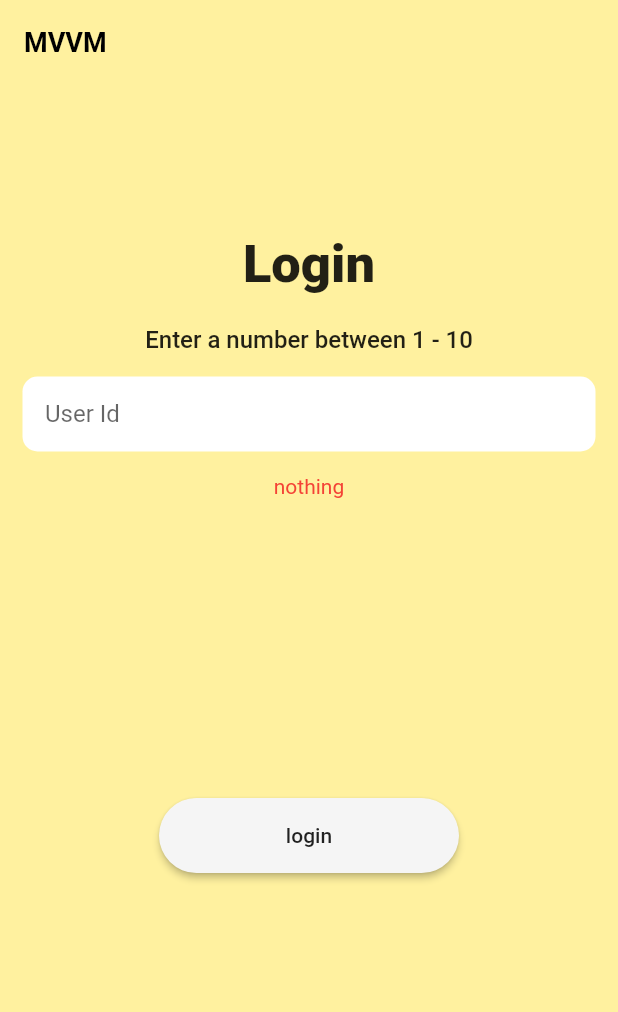
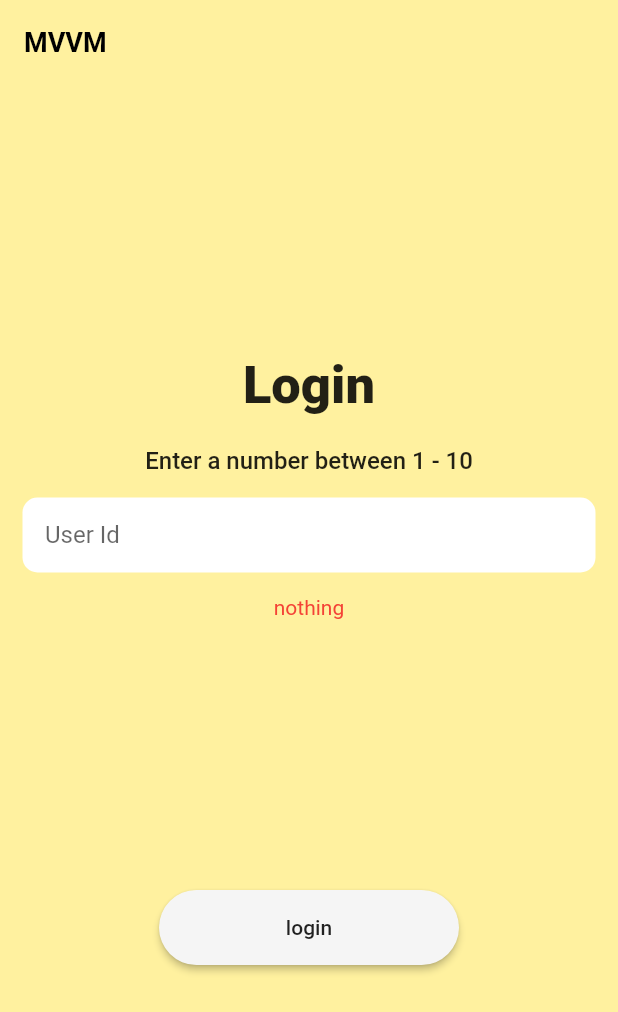
Before and after one commit to shaunhossain/mvvm_provider_architecture, a Flutter app: the screen it shows after launch, on a phone screen of 412 x 824 dp. Shown: the top 1012 px of the screen. Run offline on Flutter 3.47's test engine with Material 2 defaults, Android fonts, the phone set to English and light mode, and no system bars; our stand-ins replace get_it.

```diff
--- a/lib/core/models/user.dart
+++ b/lib/core/models/user.dart
@@ -1,23 +1,125 @@
+import 'dart:convert';
+
+User userFromJson(dynamic str) => User.fromJson(jsonDecode(str));
+
+String userToJson(User data) => json.encode(data.toJson());
+
 class User {
+  User({
+    required this.id,
+    required this.name,
+    required this.username,
+    required this.email,
+    required this.address,
+    required this.phone,
+    required this.website,
+    required this.company,
+  });
+
   final int id;
   final String name;
   final String username;
-  User({ required this.id, required this.name, required this.username});
-
-  User.initial()
-      : id = 0,
-        name = '',
-        username = '';
+  final String email;
+  final Address? address;
+  final String phone;
+  final String website;
+  final Company? company;
 
   factory User.fromJson(Map<String, dynamic> json) => User(
-    id : json['id'],
-    name : json['name'],
-    username : json['username']
+    id: json["id"] == null ? null : json["id"],
+    name: json["name"] == null ? null : json["name"],
+    username: json["username"] == null ? null : json["username"],
+    email: json["email"] == null ? null : json["email"],
+    address: json["address"] == null ? null : Address.fromJson(json["address"]),
+    phone: json["phone"] == null ? null : json["phone"],
+    website: json["website"] == null ? null : json["website"],
+    company: json["company"] == null ? null : Company.fromJson(json["company"]),
   );
 
   Map<String, dynamic> toJson() => {
-    'id': id,
-    'name': name,
-    'username': username
+    "id": id == null ? null : id,
+    "name": name == null ? null : name,
+    "username": username == null ? null : username,
+    "email": email == null ? null : email,
+    "address": address == null ? null : address!.toJson(),
+    "phone": phone == null ? null : phone,
+    "website": website == null ? null : website,
+    "company": company == null ? null : company!.toJson(),
   };
 }
+
+class Address {
+  Address({
+    required this.street,
+    required this.suite,
+    required this.city,
+    required this.zipcode,
+    required this.geo,
+  });
+
+  final String street;
+  final String suite;
+  final String city;
+  final String zipcode;
+  final Geo? geo;
+
+  factory Address.fromJson(Map<String, dynamic> json) => Address(
+    street: json["street"] == null ? null : json["street"],
+    suite: json["suite"] == null ? null : json["suite"],
+    city: json["city"] == null ? null : json["city"],
+    zipcode: json["zipcode"] == null ? null : json["zipcode"],
+    geo: json["geo"] == null ? null : Geo.fromJson(json["geo"]),
+  );
+
+  Map<String, dynamic> toJson() => {
+    "street": street == null ? null : street,
+    "suite": suite == null ? null : suite,
+    "city": city == null ? null : city,
+    "zipcode": zipcode == null ? null : zipcode,
+    "geo": geo == null ? null : geo!.toJson(),
+  };
+}
+
+class Geo {
+  Geo({
+    required this.lat,
+    required this.lng,
+  });
+
+  final String lat;
+  final String lng;
+
+  factory Geo.fromJson(Map<String, dynamic> json) => Geo(
+    lat: json["lat"] == null ? null : json["lat"],
+    lng: json["lng"] == null ? null : json["lng"],
+  );
+
+  Map<String, dynamic> toJson() => {
+    "lat": lat == null ? null : lat,
+    "lng": lng == null ? null : lng,
+  };
+}
+
+class Company {
+  Company({
+    required this.name,
+    required this.catchPhrase,
+    required this.bs,
+  });
+
+  final String name;
+  final String catchPhrase;
+  final String bs;
+
+  factory Company.fromJson(Map<String, dynamic> json) => Company(
+    name: json["name"] == null ? null : json["name"],
+    catchPhrase: json["catchPhrase"] == null ? null : json["catchPhrase"],
+    bs: json["bs"] == null ? null : json["bs"],
+  );
+
+  Map<String, dynamic> toJson() => {
+    "name": name == null ? null : name,
+    "catchPhrase": catchPhrase == null ? null : catchPhrase,
+    "bs": bs == null ? null : bs,
+  };
+}
--- /dev/null
+++ b/lib/core/services/authentication_service.dart
@@ -0,0 +1,11 @@
+import 'package:mvvm_provider_architecture/core/services/api.dart';
+import 'package:mvvm_provider_architecture/locator.dart';
+
+class AuthenticationService{
+  final Api _api = locator<Api>();
+  Future<bool> login(int userId) async {
+    var fetchUserInfo = await _api.getPostsForUser(userId);
+    var hasUser = fetchUserInfo != null;
+    return hasUser;
+  }
+}
--- a/lib/locator.dart
+++ b/lib/locator.dart
@@ -1,8 +1,12 @@
 import 'package:get_it/get_it.dart';
+import 'package:mvvm_provider_architecture/core/services/api.dart';
+import 'package:mvvm_provider_architecture/core/services/authentication_service.dart';
 import 'package:mvvm_provider_architecture/core/viewmodels/login_viewmodel.dart';
 
 GetIt locator = GetIt.instance;
 
 void setupLocator() {
+  locator.registerLazySingleton(() => Api());
+  locator.registerLazySingleton(() => AuthenticationService());
   locator.registerLazySingleton(() => LoginViewModel());
 }
--- a/lib/ui/shared/endpoints.dart
+++ b/lib/ui/shared/endpoints.dart
@@ -1 +1 @@
-const String baseUrl = '';
+const String baseUrl = 'https://jsonplaceholder.typicode.com';
--- a/lib/ui/views/login_view.dart
+++ b/lib/ui/views/login_view.dart
@@ -1,4 +1,7 @@
+import 'dart:developer';
+
 import 'package:flutter/material.dart';
+import 'package:mvvm_provider_architecture/core/enums/view_state.dart';
 import 'package:mvvm_provider_architecture/core/viewmodels/login_viewmodel.dart';
 import 'package:mvvm_provider_architecture/locator.dart';
 import 'package:mvvm_provider_architecture/ui/shared/app_colors.dart';
@@ -15,6 +18,7 @@ class LoginView extends StatefulWidget {
 
 class _LoginViewState extends State<LoginView> {
   final TextEditingController _controller = TextEditingController();
+
   @override
   Widget build(BuildContext context) {
     return ChangeNotifierProvider<LoginViewModel>(
@@ -23,25 +27,35 @@ class _LoginViewState extends State<LoginView> {
         builder: (context, model, child) => SafeArea(
           child: Scaffold(
             backgroundColor: backgroundColor,
-            appBar: AppBar(title: const Text('MVVM',style: appbarStyle,),backgroundColor: backgroundColor,elevation: 0,),
+            appBar: AppBar(
+              title: const Text(
+                'MVVM',
+                style: appbarStyle,
+              ),
+              backgroundColor: backgroundColor,
+              elevation: 0,
+            ),
             body: Column(
+              crossAxisAlignment: CrossAxisAlignment.center,
+              mainAxisAlignment: MainAxisAlignment.spaceEvenly,
               children: [
-                const SizedBox(
-                  height: 100,
-                ),
                 LoginHeader(
-                    controller: _controller,
-                    validationMessage: 'nothing'),
-                const SizedBox(
-                  height: 200,
-                ),
-                MaterialButton(
+                    controller: _controller, validationMessage: 'nothing'),
+                model.state == ViewState.busy
+                    ? const CircularProgressIndicator()
+                    : MaterialButton(
                         minWidth: 200,
                         height: 50,
                         color: Colors.grey.shade100,
                         shape: const StadiumBorder(),
-                  onPressed: () {},
                         child: const Text("login"),
+                        onPressed: () async {
+                          var loginSuccess =
+                              await model.login(userIdText: _controller.text);
+                          if (loginSuccess) {
+                            log(loginSuccess.toString());
+                          }
+                        },
                       )
               ],
             ),
```
Also changed, not shown: lib/core/services/api.dart (+4 -6 lines), lib/core/viewmodels/login_viewmodel.dart (+11 -0 lines). Lines whose indentation alone changed are shown as unchanged.
